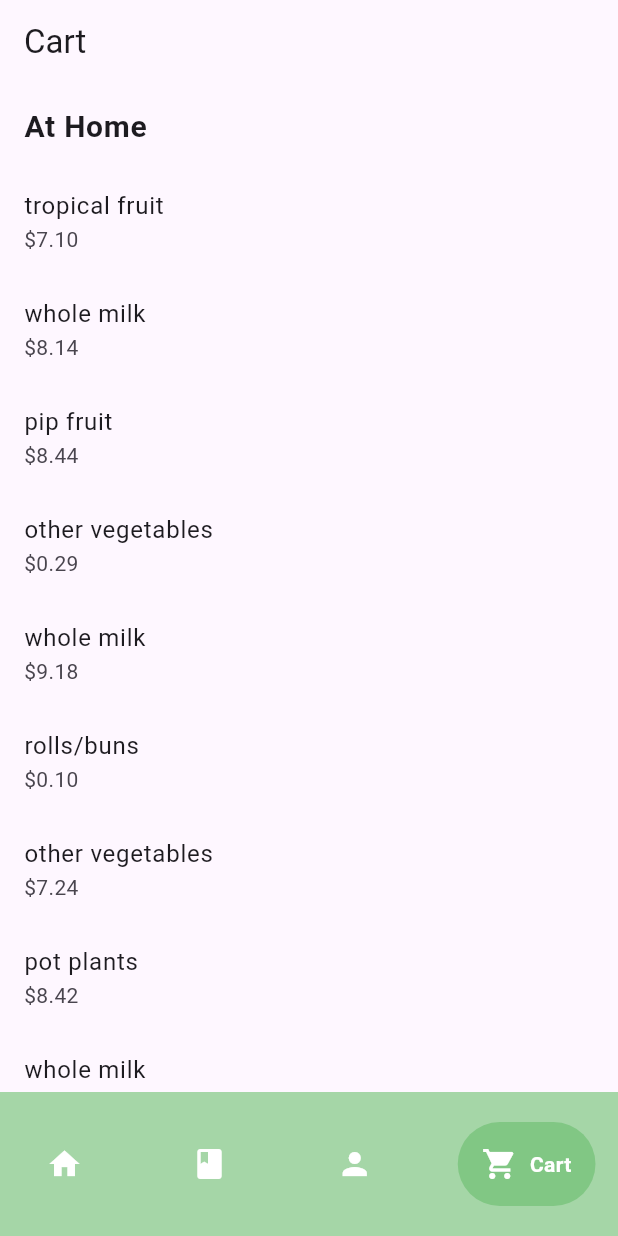
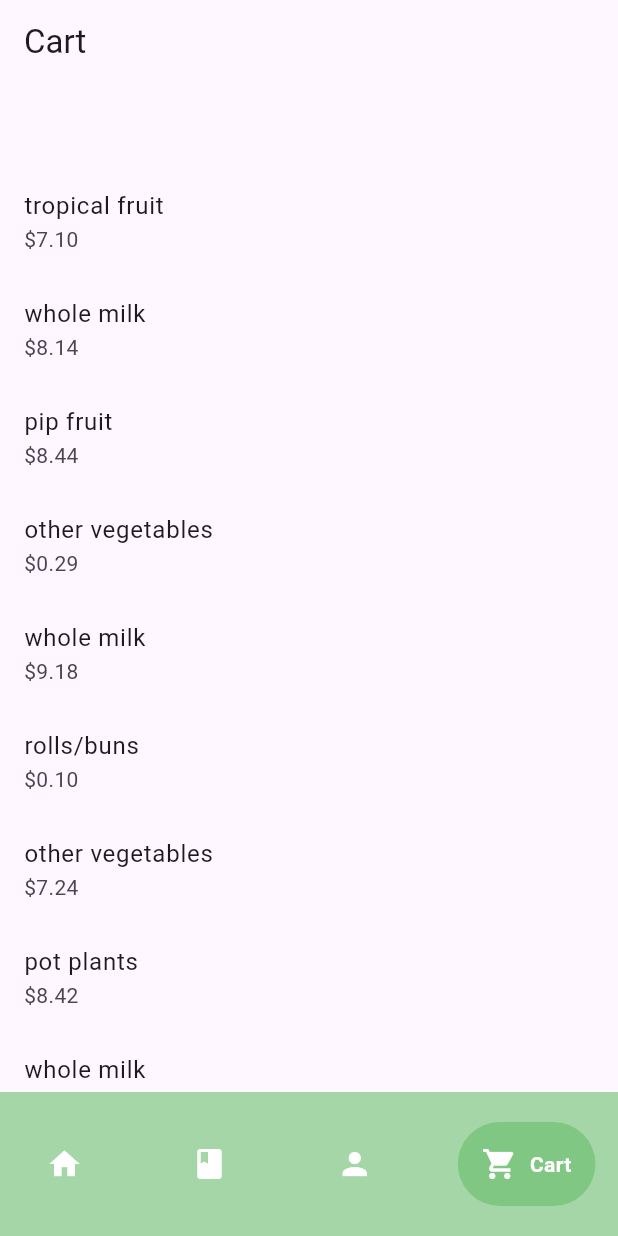
Before and after one commit to nalinidutt/out_cast, a Flutter app: the screen it shows after launch, swiped to page 4, on a phone screen of 412 x 824 dp. Run offline on Flutter 3.47's test engine with Material 2 defaults, Android fonts, the phone set to English and light mode, and no system bars; drawn by our look-alikes of google_nav_bar; our stand-ins replace csv, line_awesome_flutter.

Commit message:
new cart

```diff
--- a/lib/cart.dart
+++ b/lib/cart.dart
@@ -48,10 +48,7 @@ class _CartState extends State<Cart> {
               itemCount: groceries!.length + 1, // +1 for the "At Home" header
               itemBuilder: (context, index) {
                 if (index == 0) {
-                  return ListTile(
-                    title: Text('At Home', style: TextStyle(fontWeight: FontWeight.bold, fontSize: 20)),
-                    onTap: null, // Non-clickable header
-                  );
+                  return ListTile();
                 }
                 final item = groceries![index - 1]; // -1 to adjust for the added header
 
@@ -93,6 +90,7 @@ class _CartState extends State<Cart> {
             TextField(controller: nameController, decoration: InputDecoration(labelText: 'Name')),
             TextField(controller: priceController, decoration: InputDecoration(labelText: 'Price'), keyboardType: TextInputType.number),
             CheckboxListTile(
+              title: Text("At Home")
               value: isAtHome,
               onChanged: (newValue) {
                 setState(() {
```
